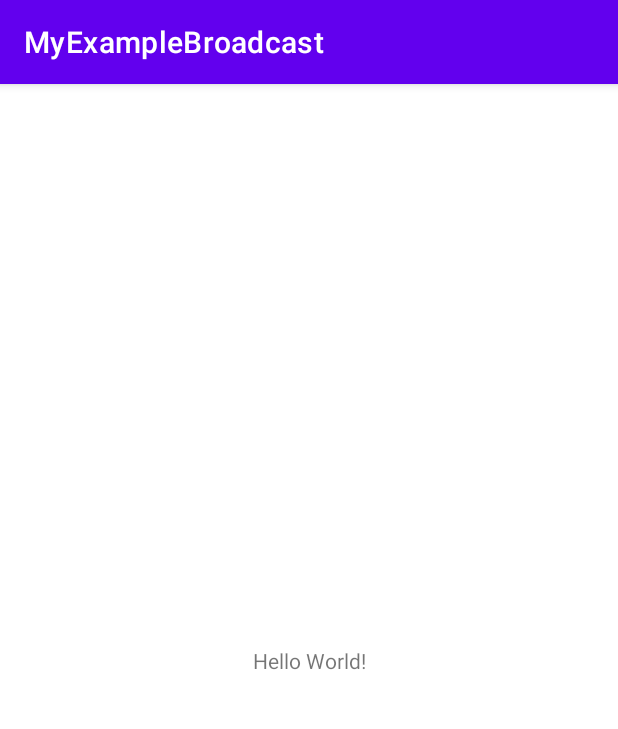
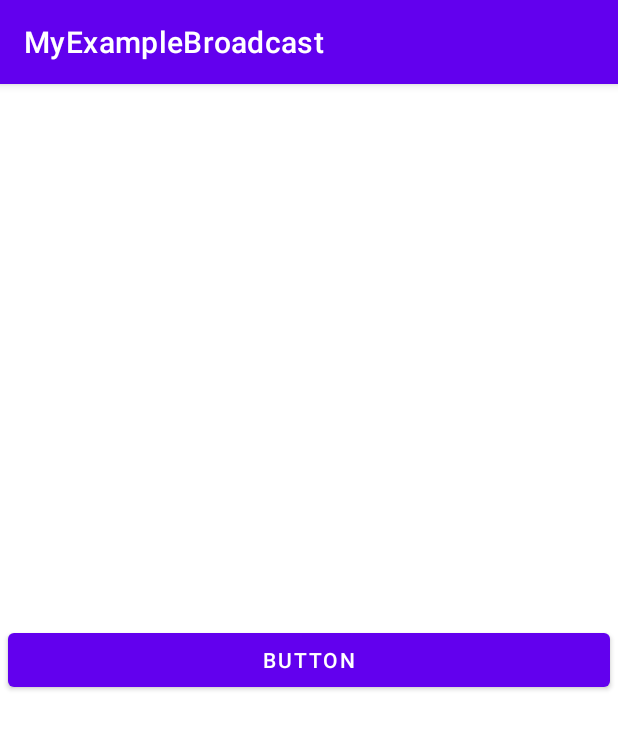
Before and after one commit to Murad-87/ExampleBroadcastReceaver, an Android app: the screen it shows after launch (MainActivity), on a phone screen of 412 x 824 dp. Shown: the top 729 px of the screen. Run offline under Robolectric (Android 15) with nearby library versions, the phone set to English and light mode, and no system bars.

```diff
--- a/app/src/main/java/com/example/myexamplebroadcast/MainActivity.kt
+++ b/app/src/main/java/com/example/myexamplebroadcast/MainActivity.kt
@@ -3,18 +3,30 @@ package com.example.myexamplebroadcast
 import android.content.Intent
 import android.content.IntentFilter
 import android.os.Bundle
+import android.widget.Button
 import androidx.appcompat.app.AppCompatActivity
 
 class MainActivity : AppCompatActivity() {
 
     private val receiver = MyReceiver()
 
+    private var count = 0
+
     override fun onCreate(savedInstanceState: Bundle?) {
         super.onCreate(savedInstanceState)
         setContentView(R.layout.activity_main)
+
+        findViewById<Button>(R.id.button).setOnClickListener {
+            Intent(MyReceiver.ACTION_CLICKED).apply {
+                putExtra(MyReceiver.EXTRA_COUNT, count++)
+                sendBroadcast(this)
+            }
+        }
+
         val intentFilter = IntentFilter().apply {
             addAction(Intent.ACTION_AIRPLANE_MODE_CHANGED)
             addAction(Intent.ACTION_BATTERY_LOW)
+            addAction(MyReceiver.ACTION_CLICKED)
         }
         registerReceiver(receiver, intentFilter)
     }
--- a/app/src/main/java/com/example/myexamplebroadcast/MyReceiver.kt
+++ b/app/src/main/java/com/example/myexamplebroadcast/MyReceiver.kt
@@ -9,6 +9,10 @@ class MyReceiver : BroadcastReceiver() {
 
     override fun onReceive(context: Context?, intent: Intent?) {
         when (intent?.action) {
+            ACTION_CLICKED -> {
+                val count = intent.getIntExtra(EXTRA_COUNT, 0)
+                Toast.makeText(context, "Clicked $count", Toast.LENGTH_SHORT).show()
+            }
             Intent.ACTION_BATTERY_LOW -> {
                 Toast.makeText(context, "Battery low", Toast.LENGTH_SHORT).show()
             }
@@ -22,4 +26,10 @@ class MyReceiver : BroadcastReceiver() {
             }
         }
     }
+
+    companion object {
+
+        const val ACTION_CLICKED = "clicked"
+        const val EXTRA_COUNT = "count"
+    }
 }
--- a/app/src/main/res/layout/activity_main.xml
+++ b/app/src/main/res/layout/activity_main.xml
@@ -6,10 +6,13 @@
     android:layout_height="match_parent"
     tools:context=".MainActivity">
 
-    <TextView
-        android:layout_width="wrap_content"
+    <Button
+        android:id="@+id/button"
+        android:layout_width="match_parent"
         android:layout_height="wrap_content"
-        android:text="Hello World!"
+        android:layout_marginStart="5dp"
+        android:layout_marginEnd="5dp"
+        android:text="Button"
         app:layout_constraintBottom_toBottomOf="parent"
         app:layout_constraintEnd_toEndOf="parent"
         app:layout_constraintStart_toStartOf="parent"
```
